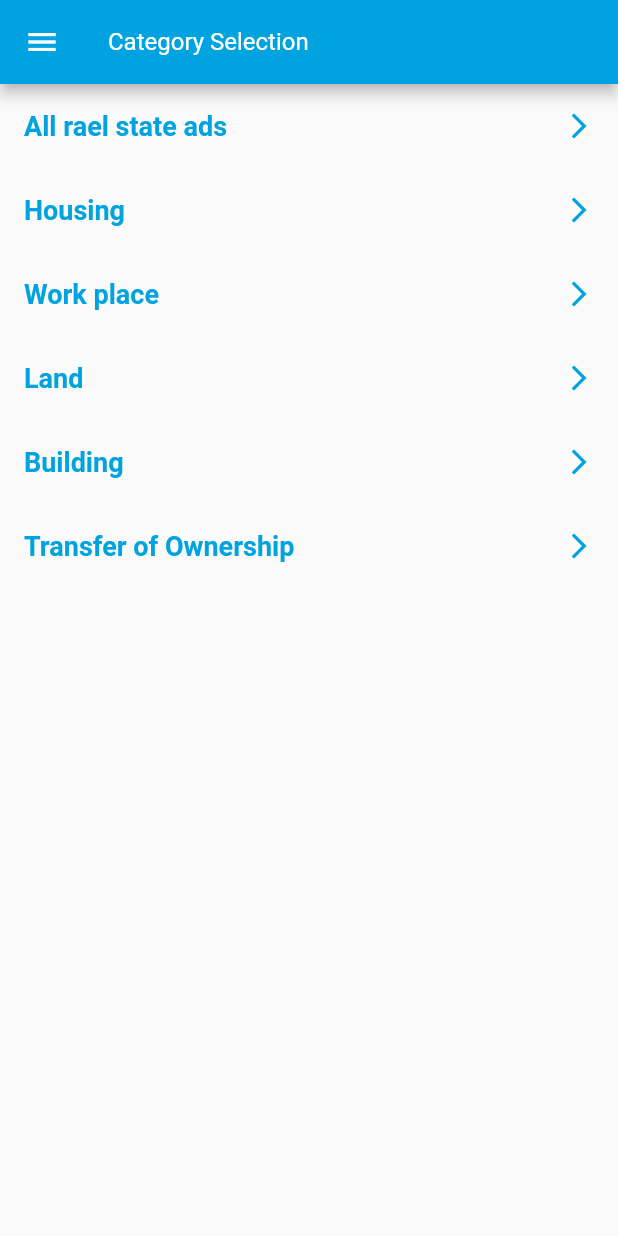
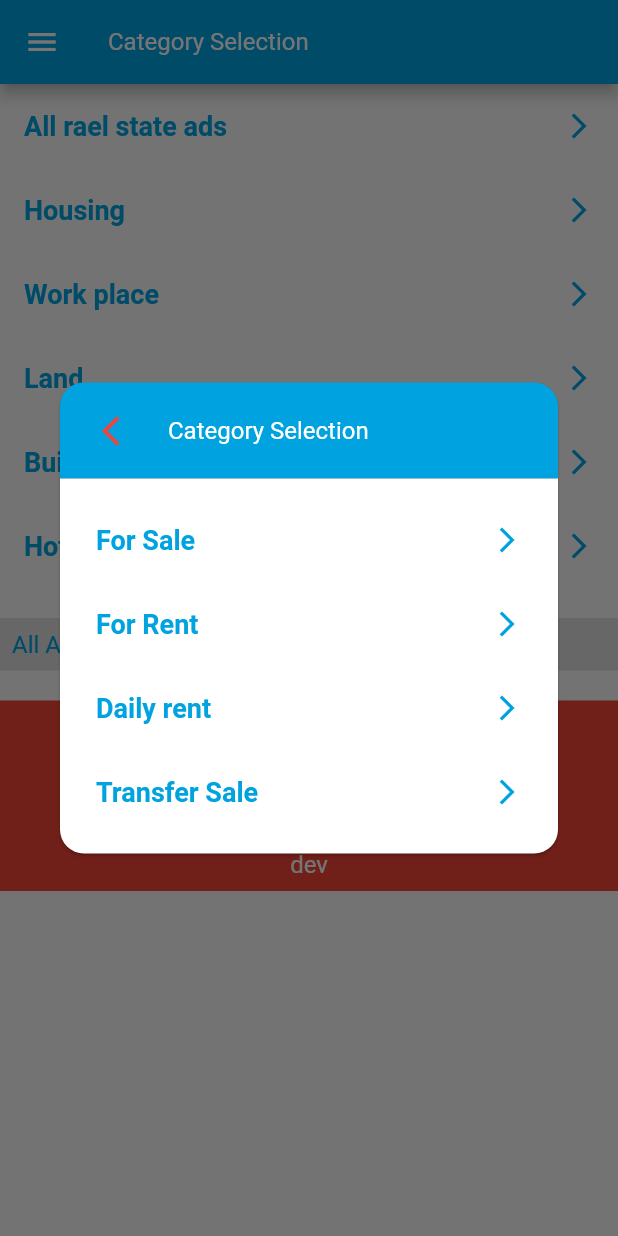
Before and after one commit to MohamadKattan/evpazarlama, a Flutter app: the RealEstateCategory screen opened by its route, after a tap on "Housing", on a phone screen of 412 x 824 dp. Run offline on Flutter 3.47's test engine with Material 2 defaults, Android fonts, the phone set to English and light mode, and no system bars; generated files the repository leaves out were written again.

Commit message:
24-2-2023

```diff
--- /dev/null
+++ b/lib/custom-widgets/custom_dailog.dart
@@ -0,0 +1,94 @@
+// this custom dailog for diplay list of chosses
+
+import 'package:evpazarlama/helper/config.dart';
+import 'package:evpazarlama/helper/custom_container.dart';
+import 'package:evpazarlama/helper/custom_text.dart';
+import 'package:flutter/material.dart';
+import 'package:flutter_gen/gen_l10n/app_localizations.dart';
+
+import '../global-methods/methods.dart';
+import '../helper/custom_icon.dart';
+
+Widget customDailogSaleRentElse(BuildContext context, List item) {
+  return Dialog(
+    elevation: 0.9,
+    shape: RoundedRectangleBorder(borderRadius: BorderRadius.circular(16.0)),
+    backgroundColor: Colors.transparent,
+    child: Column(mainAxisSize: MainAxisSize.min, children: [
+      customContainer(
+          colorBack: mainColor,
+          ridusl: 16.0,
+          ridusR: 16.0,
+          child: Row(
+            children: [
+              IconButton(
+                  padding: const EdgeInsets.only(left: 20.0, right: 20.0),
+                  onPressed: () {
+                    popFromScreen(context);
+                  },
+                  icon: const Icon(Icons.arrow_back_ios),
+                  color: Colors.red),
+              customText(text: AppLocalizations.of(context)!.categorySelection),
+            ],
+          )),
+      customContainer(
+        height: item.length > 2 ? 250 : 175,
+        width: double.infinity,
+        colorBack: Colors.white,
+        ridusBL: 16.0,
+        ridusBR: 16.0,
+        child: ListView.builder(
+            padding: EdgeInsets.zero,
+            shrinkWrap: true,
+            itemCount: item.length,
+            itemBuilder: (_, index) {
+              if (item.isNotEmpty) {
+                return ListTile(
+                  onTap: () async {
+                    await switchToAnyTypeRealEstate(index).whenComplete(() {
+                      popFromScreen(context);
+                      pushToNewScreen(
+                          context: context, routeName: toListOfIteamRealEstate);
+                    });
+                  },
+                  minLeadingWidth: 10.0,
+                  trailing: customIcon(
+                      iconData: Icons.arrow_forward_ios, color: mainColor),
+                  title: customText(
+                      text: item[index],
+                      textAlign: TextAlign.justify,
+                      textFontSize: 18.0,
+                      textColor: mainColor,
+                      textWeight: FontWeight.bold),
+                );
+              } else {
+                const CircularProgressIndicator(color: mainColor);
+              }
+              return const CircularProgressIndicator(color: mainColor);
+            }),
+      ),
+    ]),
+  );
+}
+
+// this method to know user any type he want sale / rent / daily rent or else
+Future<void> switchToAnyTypeRealEstate(int index) async {
+  // val = 0 sale , 1 rent , 2 dailyrent,3 tranfer sale
+  switch (index) {
+    case 0:
+      valOfTyperealEstate = 0;
+      break;
+    case 1:
+      valOfTyperealEstate = 1;
+      break;
+    case 2:
+      valOfTyperealEstate = 2;
+      break;
+    case 3:
+      valOfTyperealEstate = 3;
+      break;
+    default:
+      valOfTyperealEstate = 0;
+      break;
+  }
+}
--- a/lib/helper/config.dart
+++ b/lib/helper/config.dart
@@ -1,15 +1,21 @@
 import 'package:flutter/material.dart';
-
+// proprty
 const Color mainColor = Color(0xFF00A3E0);
 const Color secondColor = Color(0xFFFBC408);
 const Color defColor = Colors.white;
 final Color greyColor = Colors.grey.shade300;
 const double spacePadding = 15.0;
 const double spaceMarging = 15.0;
+//val for condtions
+int valOfTyperealEstate=0;
+
+//root
 const toSplash = '/';
 const toHomeScreen = '/HomeScreen';
 const toRealCategory = '/RealEstateCategory';
 const toVehicleCategory = '/VehicleCategory';
-const toHotelsCategory= '/HotelsCategory';
-const toLastAds= '/LastAds';
-const toUrgentScrren= '/UrgentScrren';
+const toHotelsCategory = '/HotelsCategory';
+const toLastAds = '/LastAds';
+const toUrgentScrren = '/UrgentScrren';
+const toResAllReal = '/ResAllRealState';
+const toListOfIteamRealEstate = '/ListOfIteamRealEstate';
--- a/lib/helper/custom_container.dart
+++ b/lib/helper/custom_container.dart
@@ -2,6 +2,7 @@ import 'package:flutter/material.dart';
 
 Widget customContainer(
     {
+    double? height,
     double? width,
     Alignment? alignment,
     double? spaceAroundLeft,
@@ -23,12 +24,13 @@ Widget customContainer(
     Widget? child}) {
   return Container(
     width: width,
+    height: height,
     alignment: alignment ?? Alignment.center,
     margin: EdgeInsets.only(
-      left: spaceAroundLeftMargin ?? 4.0,
-      right: spaceAroundRightMargin ?? 4.0,
-      top: spaceAroundTopMargin ?? 4.0,
-      bottom: spaceAroundBottomMargin ?? 4.0,
+      left: spaceAroundLeftMargin ?? 0.0,
+      right: spaceAroundRightMargin ?? 0.0,
+      top: spaceAroundTopMargin ?? 0.0,
+      bottom: spaceAroundBottomMargin ?? 0.0,
     ),
     padding: EdgeInsets.only(
       left: spaceAroundLeft ?? 8.0,
--- a/lib/l10n/app_ar.arb
+++ b/lib/l10n/app_ar.arb
@@ -35,5 +35,9 @@
     "allHotels": "جميع اعلانات الفنادق",
     "resorts": "منتجعات",
     "touristCottages": "أكواخ سياحية",
-    "hotelAppartments": "شقق فندقية "
+    "hotelAppartments": "شقق فندقية ",
+    "sale": "للبيع",
+    "rent": "للإيجار",
+    "daylyRent": "أجار يومي",
+    "transferSale": "تحويل للبيع"
 }
--- a/lib/l10n/app_en.arb
+++ b/lib/l10n/app_en.arb
@@ -150,5 +150,21 @@
   "hotelAppartments": "Hotel Appartments",
   "@hotelAppartments": {
     "description": "hotelAppartments"
+  },
+  "sale": "For Sale",
+  "@sale": {
+    "description": "sale"
+  },
+  "rent": "For Rent",
+  "@rent": {
+    "description": "rent"
+  },
+  "daylyRent": "Daily rent",
+  "@daylyRent": {
+    "description": "daylyRent"
+  },
+  "transferSale": "Transfer Sale",
+  "@transferSale": {
+    "description": "transferSale"
   }
 }
--- a/lib/l10n/app_tr.arb
+++ b/lib/l10n/app_tr.arb
@@ -35,5 +35,9 @@
     "allHotels": "Tüm otel ilanları",
     "resorts": "tatil köyleri",
     "touristCottages": "Turistik Kulübeler",
-    "hotelAppartments": "Otel Apartmanları"
+    "hotelAppartments": "Otel Apartmanları",
+    "sale": "Satılık",
+    "rent": "Kiralık",
+    "daylyRent": "Günlük kiralık",
+    "transferSale": "Devren Satılık "
 }
--- a/lib/pages/hotels_category.dart
+++ b/lib/pages/main-screens/category_hotels.dart
@@ -1,10 +1,12 @@
+// this screen for hotels category
+
 import 'package:evpazarlama/custom-widgets/custom_drawer.dart';
 import 'package:evpazarlama/helper/config.dart';
 import 'package:flutter/material.dart';
 import 'package:flutter_gen/gen_l10n/app_localizations.dart';
 
-import '../helper/custom_icon.dart';
-import '../helper/custom_text.dart';
+import '../../helper/custom_icon.dart';
+import '../../helper/custom_text.dart';
 
 class HotelsCategory extends StatelessWidget {
   const HotelsCategory({super.key});
--- a/lib/pages/realestate_category.dart
+++ b/lib/pages/main-screens/category_realstate.dart
@@ -1,11 +1,16 @@
+// this screen for display realSatae category
+
+import 'package:evpazarlama/custom-widgets/custom_dailog.dart';
 import 'package:evpazarlama/custom-widgets/custom_drawer.dart';
 import 'package:evpazarlama/helper/config.dart';
+import 'package:evpazarlama/helper/custom_spacer.dart';
 import 'package:evpazarlama/helper/custom_text.dart';
 import 'package:flutter/material.dart';
 import 'package:flutter_gen/gen_l10n/app_localizations.dart';
 
-
-import '../helper/custom_icon.dart';
+import '../../global-methods/methods.dart';
+import '../../helper/custom_container.dart';
+import '../../helper/custom_icon.dart';
 
 class RealEstateCategory extends StatelessWidget {
   const RealEstateCategory({super.key});
@@ -32,10 +37,22 @@ class RealEstateCategory extends StatelessWidget {
   }
 
   Widget listofItim(BuildContext context) {
+    final list4Item = [
+      AppLocalizations.of(context)!.sale,
+      AppLocalizations.of(context)!.rent,
+      AppLocalizations.of(context)!.daylyRent,
+      AppLocalizations.of(context)!.transferSale,
+    ];
+    final list2Item = [
+      AppLocalizations.of(context)!.sale,
+      AppLocalizations.of(context)!.rent
+    ];
     return Column(
       children: [
         ListTile(
-          onTap: () async {},
+          onTap: () async {
+            pushToNewScreen(context: context, routeName: toResAllReal);
+          },
           minLeadingWidth: 10.0,
           trailing:
               customIcon(iconData: Icons.arrow_forward_ios, color: mainColor),
@@ -47,7 +64,14 @@ class RealEstateCategory extends StatelessWidget {
               textWeight: FontWeight.bold),
         ),
         ListTile(
-          onTap: () {},
+          onTap: () {
+            showDialog(
+                context: context,
+                barrierDismissible: false,
+                builder: (_) {
+                  return customDailogSaleRentElse(context, list4Item);
+                });
+          },
           minLeadingWidth: 10.0,
           trailing:
               customIcon(iconData: Icons.arrow_forward_ios, color: mainColor),
@@ -59,7 +83,14 @@ class RealEstateCategory extends StatelessWidget {
               textWeight: FontWeight.bold),
         ),
         ListTile(
-          onTap: () {},
+          onTap: () {
+            showDialog(
+                context: context,
+                barrierDismissible: false,
+                builder: (_) {
+                  return customDailogSaleRentElse(context, list2Item);
+                });
+          },
           minLeadingWidth: 10.0,
           trailing:
               customIcon(iconData: Icons.arrow_forward_ios, color: mainColor),
@@ -71,7 +102,14 @@ class RealEstateCategory extends StatelessWidget {
               textWeight: FontWeight.bold),
         ),
         ListTile(
-          onTap: () {},
+          onTap: () {
+            showDialog(
+                context: context,
+                barrierDismissible: false,
+                builder: (_) {
+                  return customDailogSaleRentElse(context, list2Item);
+                });
+          },
           minLeadingWidth: 10.0,
           trailing:
               customIcon(iconData: Icons.arrow_forward_ios, color: mainColor),
@@ -83,7 +121,14 @@ class RealEstateCategory extends StatelessWidget {
               textWeight: FontWeight.bold),
         ),
         ListTile(
-          onTap: () {},
+          onTap: () {
+            showDialog(
+                context: context,
+                barrierDismissible: false,
+                builder: (_) {
+                  return customDailogSaleRentElse(context, list2Item);
+                });
+          },
           minLeadingWidth: 10.0,
           trailing:
               customIcon(iconData: Icons.arrow_forward_ios, color: mainColor),
@@ -95,17 +140,35 @@ class RealEstateCategory extends StatelessWidget {
               textWeight: FontWeight.bold),
         ),
         ListTile(
-          onTap: () {},
+          onTap: () {
+            pushToNewScreen(context: context, routeName: toHotelsCategory);
+          },
           minLeadingWidth: 10.0,
           trailing:
               customIcon(iconData: Icons.arrow_forward_ios, color: mainColor),
           title: customText(
-              text: AppLocalizations.of(context)!.switchReal,
+              text: AppLocalizations.of(context)!.hotel,
               textAlign: TextAlign.justify,
               textColor: mainColor,
               textFontSize: 18.0,
               textWeight: FontWeight.bold),
         ),
+         customSpacer(height: 20.0),
+        // titel all ads
+        customContainer(
+          alignment: Alignment.centerLeft,
+          colorBack: greyColor,
+          child: customText(
+              text: AppLocalizations.of(context)!.allAdsVitrin,
+              textColor: mainColor),
+        ),
+        customSpacer(height: 20.0),
+        // grid 20 item from all ads
+        customContainer(
+            spaceAroundTop: 100.0,
+            spaceAroundBottomMargin: 20.0,
+            colorBack: Colors.red,
+            child: customText(text: "dev")),
       ],
     );
   }
--- a/lib/pages/vehicle_category.dart
+++ b/lib/pages/main-screens/category_vehicle.dart
@@ -1,10 +1,12 @@
+// this screen for diplay items of vehicle category
+
 import 'package:evpazarlama/custom-widgets/custom_drawer.dart';
 import 'package:evpazarlama/helper/config.dart';
 import 'package:evpazarlama/helper/custom_text.dart';
 import 'package:flutter/material.dart';
 import 'package:flutter_gen/gen_l10n/app_localizations.dart';
 
-import '../helper/custom_icon.dart';
+import '../../helper/custom_icon.dart';
 
 class VehicleCategory extends StatelessWidget {
   const VehicleCategory({super.key});
--- a/lib/pages/home_screen.dart
+++ b/lib/pages/main-screens/home_screen.dart
@@ -1,3 +1,5 @@
+// Home screen of app
+
 import 'package:evpazarlama/custom-widgets/custom_drawer.dart';
 import 'package:evpazarlama/custom-widgets/list_home_drawer.dart';
 import 'package:evpazarlama/helper/config.dart';
@@ -25,7 +27,7 @@ class HomeScreen extends StatelessWidget {
                 Padding(
                   padding: const EdgeInsets.all(8.0),
                   child: GestureDetector(
-                    onTap: (){},
+                    onTap: () {},
                     child: Row(
                       children: [
                         customText(
--- a/lib/pages/last_ads.dart
+++ b/lib/pages/main-screens/last_ads.dart
@@ -1,9 +1,11 @@
+// this screen for diplay last 48 hour ads from data base
+
 import 'package:evpazarlama/custom-widgets/custom_drawer.dart';
 import 'package:evpazarlama/helper/config.dart';
 import 'package:flutter/material.dart';
 import 'package:flutter_gen/gen_l10n/app_localizations.dart';
 
-import '../helper/custom_text.dart';
+import '../../helper/custom_text.dart';
 
 class LastAds extends StatelessWidget {
   const LastAds({super.key});
--- a/lib/pages/splash_screen.dart
+++ b/lib/pages/main-screens/splash_screen.dart
@@ -3,8 +3,8 @@
 import 'package:evpazarlama/helper/config.dart';
 import 'package:flutter/material.dart';
 
-import '../global-methods/methods.dart';
-import '../helper/custom_text.dart';
+import '../../global-methods/methods.dart';
+import '../../helper/custom_text.dart';
 
 class SplashScreen extends StatelessWidget {
   const SplashScreen({Key? key}) : super(key: key);
--- a/lib/pages/urgent_screen.dart
+++ b/lib/pages/main-screens/urgent_screen.dart
@@ -1,9 +1,11 @@
+// this screen for display ads of type urgent from database
+
 import 'package:evpazarlama/custom-widgets/custom_drawer.dart';
 import 'package:flutter/material.dart';
 import 'package:flutter_gen/gen_l10n/app_localizations.dart';
 
-import '../helper/config.dart';
-import '../helper/custom_text.dart';
+import '../../helper/config.dart';
+import '../../helper/custom_text.dart';
 
 class UrgentScrren extends StatelessWidget {
   const UrgentScrren({super.key});
```
Also changed, not shown: lib/main.dart (+14 -10 lines), lib/pages/sub-realEstatae/list_of_item.dart (added, +54 -0 lines), lib/pages/sub-realEstatae/result_all_real.dart (added, +31 -0 lines).
